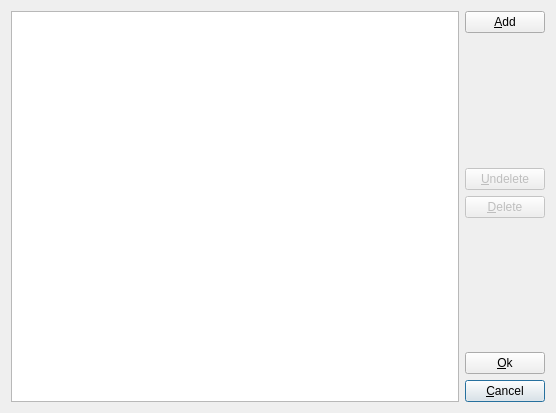
solyoma/falconG, file src/sourcehistory.ui: the form before one commit.
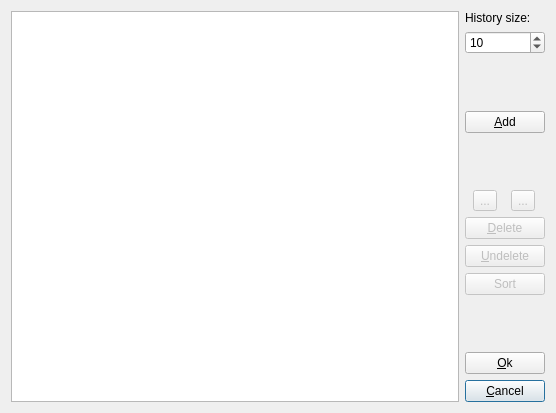
The form after the commit. Icons and pictures are not drawn.

Diff of the .ui file:
```diff
--- a/src/sourcehistory.ui
+++ b/src/sourcehistory.ui
@@ -21,6 +21,36 @@
      </item>
      <item>
       <layout class="QVBoxLayout" name="verticalLayout_2">
+       <item>
+        <widget class="QLabel" name="label">
+         <property name="text">
+          <string>History size:</string>
+         </property>
+        </widget>
+       </item>
+       <item>
+        <widget class="QSpinBox" name="sbHistSize">
+         <property name="minimum">
+          <number>1</number>
+         </property>
+         <property name="value">
+          <number>10</number>
+         </property>
+        </widget>
+       </item>
+       <item>
+        <spacer name="verticalSpacer_3">
+         <property name="orientation">
+          <enum>Qt::Vertical</enum>
+         </property>
+         <property name="sizeHint" stdset="0">
+          <size>
+           <width>20</width>
+           <height>40</height>
+          </size>
+         </property>
+        </spacer>
+       </item>
        <item>
         <widget class="QPushButton" name="btnAddDirectory">
          <property name="text">
@@ -45,14 +75,36 @@
         </spacer>
        </item>
        <item>
-        <widget class="QPushButton" name="btnUndelete">
-         <property name="enabled">
-          <bool>false</bool>
-         </property>
-         <property name="text">
-          <string>&amp;Undelete</string>
-         </property>
-        </widget>
+        <layout class="QHBoxLayout" name="horizontalLayout_3">
+         <item>
+          <widget class="QToolButton" name="btnMoveUp">
+           <property name="enabled">
+            <bool>false</bool>
+           </property>
+           <property name="text">
+            <string>...</string>
+           </property>
+           <property name="icon">
+            <iconset resource="falcong.qrc">
+             <normaloff>:/icons/Resources/moveup-icon.png</normaloff>:/icons/Resources/moveup-icon.png</iconset>
+           </property>
+          </widget>
+         </item>
+         <item>
+          <widget class="QToolButton" name="btnMoveDown">
+           <property name="enabled">
+            <bool>false</bool>
+           </property>
+           <property name="text">
+            <string>...</string>
+           </property>
+           <property name="icon">
+            <iconset>
+             <normaloff>Resources/movedown-icon.png</normaloff>Resources/movedown-icon.png</iconset>
+           </property>
+          </widget>
+         </item>
+        </layout>
        </item>
        <item>
         <widget class="QPushButton" name="btnDelete">
@@ -64,6 +116,26 @@
          </property>
         </widget>
        </item>
+       <item>
+        <widget class="QPushButton" name="btnUndelete">
+         <property name="enabled">
+          <bool>false</bool>
+         </property>
+         <property name="text">
+          <string>&amp;Undelete</string>
+         </property>
+        </widget>
+       </item>
+       <item>
+        <widget class="QPushButton" name="btnSort">
+         <property name="enabled">
+          <bool>false</bool>
+         </property>
+         <property name="text">
+          <string>Sort</string>
+         </property>
+        </widget>
+       </item>
        <item>
         <spacer name="verticalSpacer">
          <property name="orientation">
```
